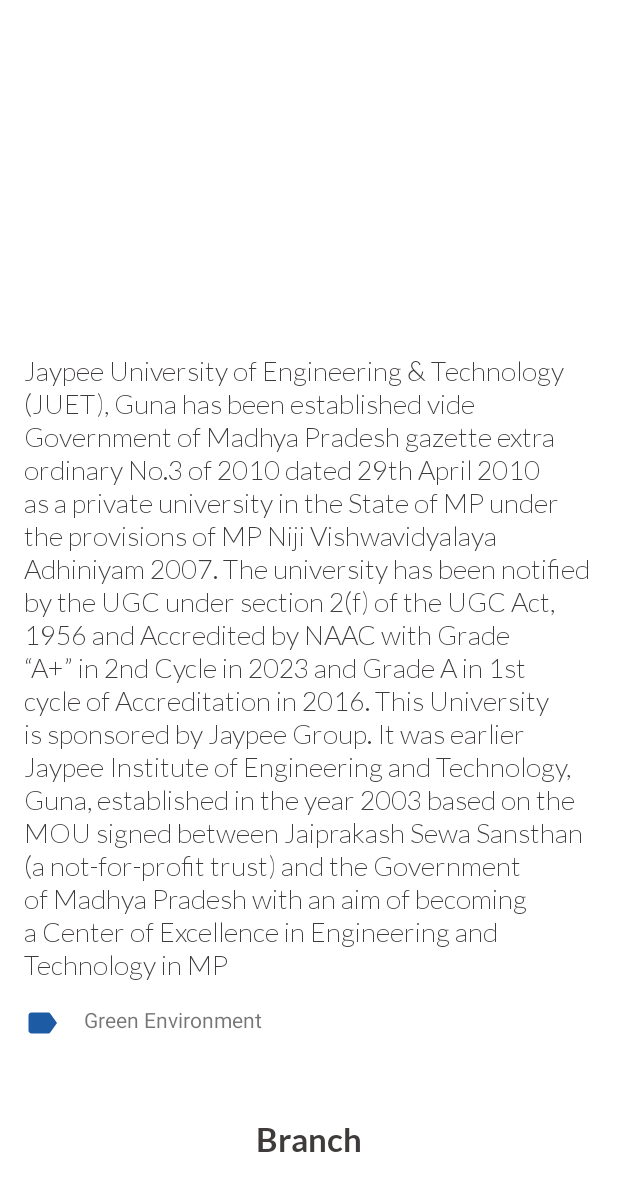
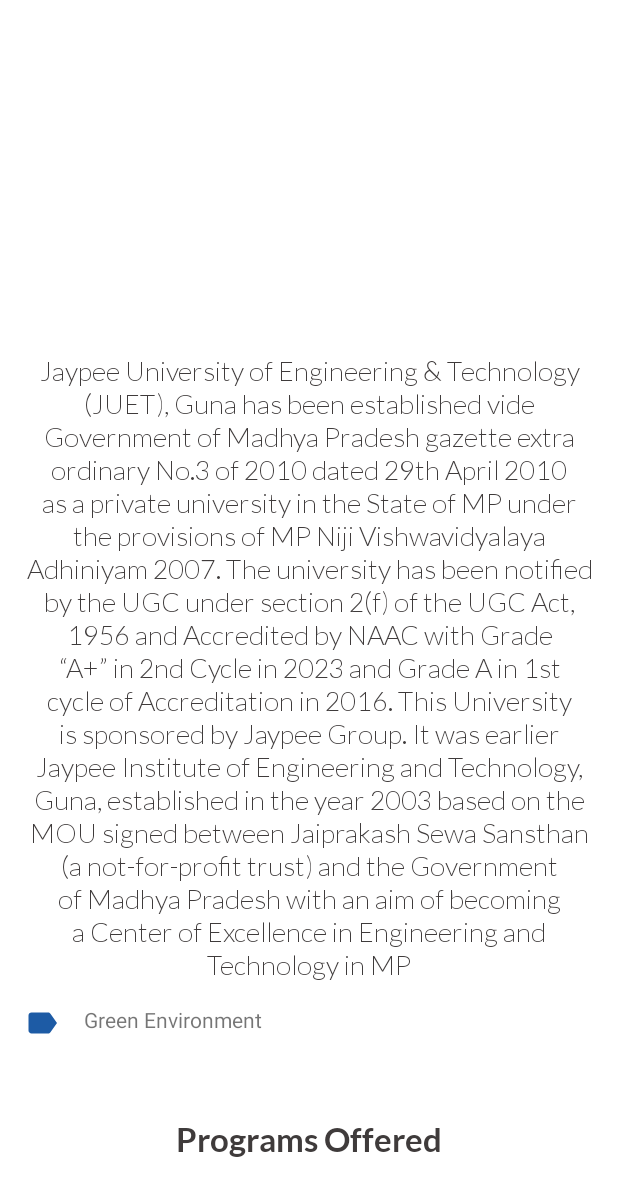
Before and after one commit to TheScriptRailoth/College-App, an Android app: the layout fragment_about.xml on its own in the app's theme, with its tools: preview values and no code run, on a phone screen of 412 x 824 dp. Shown: the top 1196 px of the screen. Run offline under Robolectric (Android 15) with nearby library versions, the phone set to English and light mode, and no system bars.

Commit message:
COLLEGE APP: Debugged About Page and added text fields
Signed-off-by: TheScriptRailoth <am3718440@gmail.com>

```diff
--- a/app/src/main/java/com/notebook/collegeapp/ui/home/HomeFragment.java
+++ b/app/src/main/java/com/notebook/collegeapp/ui/home/HomeFragment.java
@@ -55,7 +55,7 @@ public class HomeFragment extends Fragment {
         imageview.setBackgroundResource(img);
         flipper.addView(imageview);
         flipper.setAutoStart(true);
-        flipper.setFlipInterval(2700);
+        flipper.setFlipInterval(2000);
         flipper.setInAnimation(getActivity(),android.R.anim.slide_in_left);
         flipper.setOutAnimation(getActivity(),android.R.anim.slide_out_right);
     }
--- a/app/src/main/res/layout/activity_main.xml
+++ b/app/src/main/res/layout/activity_main.xml
@@ -31,7 +31,7 @@
         <com.google.android.material.bottomnavigation.BottomNavigationView
             android:id="@+id/bottomNavigationView"
             android:layout_width="match_parent"
-            android:layout_height="75dp"
+            android:layout_height="60dp"
             android:background="?android:attr/windowBackground"
             app:labelVisibilityMode="selected"
             app:layout_constraintBottom_toBottomOf="parent"
--- a/app/src/main/res/layout/fragment_about.xml
+++ b/app/src/main/res/layout/fragment_about.xml
@@ -19,16 +19,18 @@
             android:id="@+id/collegeImage">
 
         </ImageView>
+
         <TextView
             android:layout_width="wrap_content"
             android:layout_height="wrap_content"
+            android:layout_gravity="center_horizontal"
+            android:layout_marginHorizontal="@dimen/text_margin"
+            android:layout_marginTop="@dimen/text_margin"
+            android:fontFamily="@string/light"
             android:text="@string/about_clg"
-            android:layout_marginTop="@dimen/text_margin"
-            android:layout_marginHorizontal="@dimen/text_margin"
-            android:textSize="@dimen/text_size"
-            android:layout_gravity="center_horizontal"
+            android:textAlignment="center"
             android:textColor="@color/textColor"
-            android:fontFamily="@string/light"/>
+            android:textSize="@dimen/text_size" />
 
         <LinearLayout
             android:layout_width="match_parent"
@@ -57,7 +59,7 @@
         <TextView
             android:layout_width="wrap_content"
             android:layout_height="wrap_content"
-            android:text="Branch"
+            android:text="Programs Offered"
             android:layout_marginTop="36dp"
             android:textSize="@dimen/title_size"
             android:layout_gravity="center_horizontal"
@@ -65,13 +67,14 @@
             android:fontFamily="@string/bold"/>
 
         <androidx.viewpager.widget.ViewPager
+
+            android:id="@+id/viewPager"
             android:layout_width="match_parent"
             android:layout_height="250dp"
             android:layout_marginTop="@dimen/text_margin"
+            android:clipToPadding="false"
             android:foregroundGravity="center"
-            android:clipToPadding="false"
-            android:overScrollMode="never"
-            android:id="@+id/viewPager">
+            android:overScrollMode="never">
 
         </androidx.viewpager.widget.ViewPager>
         <LinearLayout
```
Also changed, not shown: app/src/main/java/com/notebook/collegeapp/ui/about/AboutFragment.java (+31 -5 lines).
